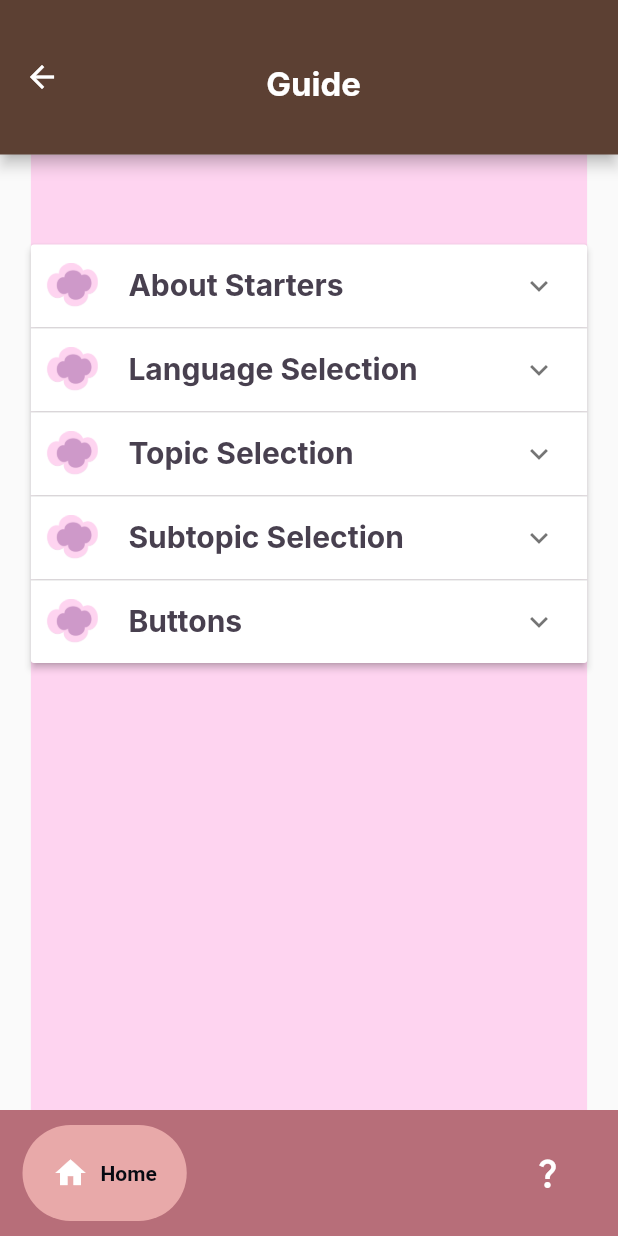
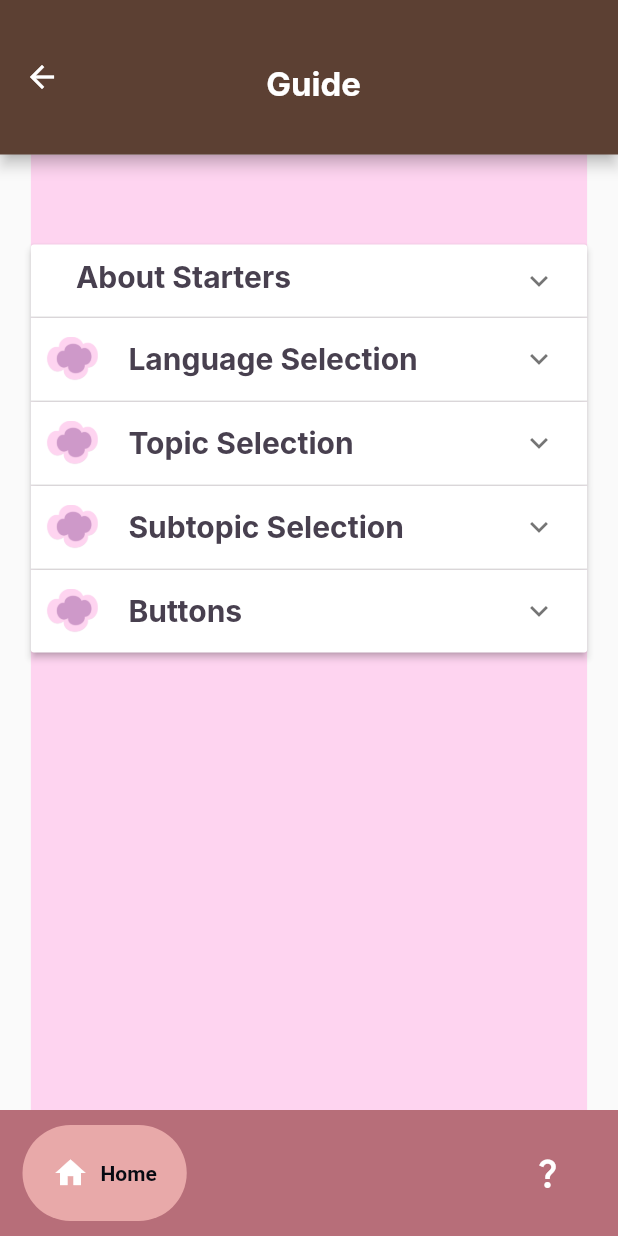
Before and after one commit to Nicolep02/starters, a Flutter app: the screen it shows after launch, after a tap on "Guide", on a phone screen of 412 x 824 dp. Run offline on Flutter 3.47's test engine with Material 2 defaults, Android fonts, the phone set to English and light mode, and no system bars; drawn by our look-alikes of google_nav_bar; generated files the repository leaves out were written again; Roboto replaces fonts that are missing (Inter).

Commit message:
updated guide's image sizes

```diff
--- a/lib/widgets/guide_panel.dart
+++ b/lib/widgets/guide_panel.dart
@@ -45,7 +45,10 @@ class _PanelState extends State<Panel> {
 
   @override
   Widget build(BuildContext context) {
-    double app_limit = MediaQuery.of(context).size.width*0.9;
+    double app_limit = MediaQuery
+        .of(context)
+        .size
+        .width * 0.9;
 
     return SingleChildScrollView(
       child: Container(
@@ -71,20 +74,25 @@ class _PanelState extends State<Panel> {
               child: Row(
                 children: [
                   SizedBox(width: hgap),
+                  if (_steps.indexOf(step) >
+                      0) // Conditionally render the image for non-first items
                     Image.asset(
                       'assets/flower.png',
                       width: icon,
                       height: icon,
                     ),
-                    SizedBox(width: wgap), // Add some spacing between the image and the title
+                  SizedBox(width: wgap),
+                  // Add some spacing between the image and the title
                   Container(
-                      child: Text(step.title,
+                    child: Text(
+                      step.title,
                       style: TextStyle(
                         fontFamily: 'Inter',
                         fontSize: 20,
                         fontWeight: FontWeight.bold,
                         color: bar,
-                        ),),
+                      ),
+                    ),
                   ),
                 ],
               ),
@@ -96,9 +104,11 @@ class _PanelState extends State<Panel> {
               child: ListTile(
                 title: Column(
                   children: [
+                    if (_steps.indexOf(step) >
+                        0) // Conditionally render the image for non-first items
                       Image.asset(
                         step.image,
-                        width: 100,
+                        width: 200,
                       ),
                     Text(
                       step.body,
```
Lines whose indentation alone changed are shown as unchanged.
